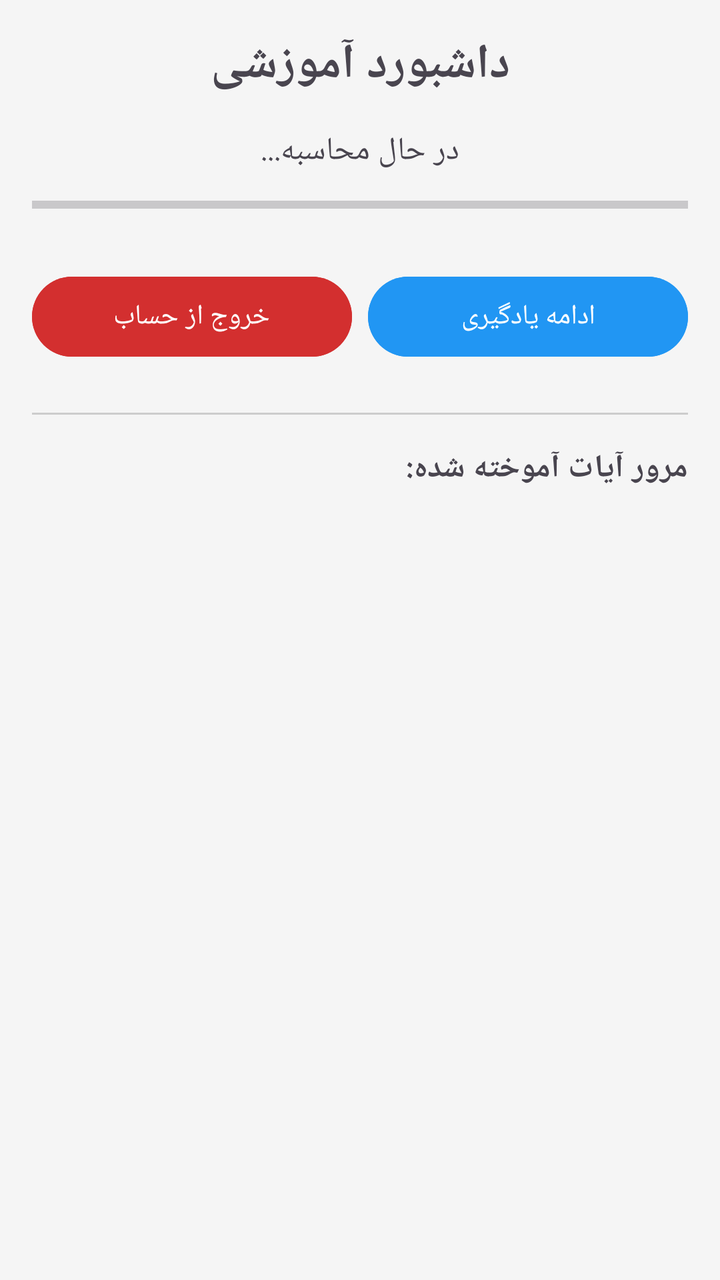
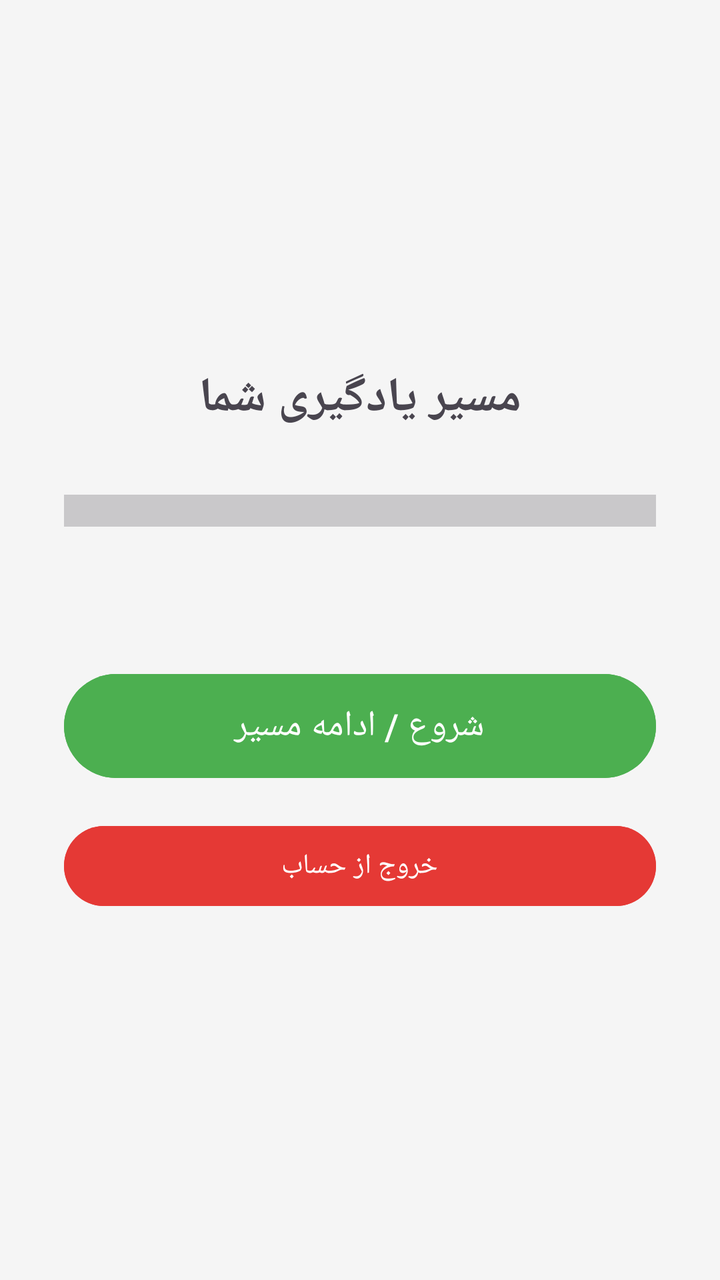

The first picture is an Android layout as it rendered before a commit; the second is the same layout after the commit. The layout source and the unified diff follow.
<!-- AndroidManifest.xml: application theme Theme.Material3.DayNight.NoActionBar -->
<!-- res/layout/activity_dashboard.xml -->
<?xml version="1.0" encoding="utf-8"?>
<LinearLayout xmlns:android="http://schemas.android.com/apk/res/android"
    android:layout_width="match_parent"
    android:layout_height="match_parent"
    android:orientation="vertical"
    android:padding="16dp"
    android:layoutDirection="rtl"
    android:background="#F5F5F5">

    <TextView
        android:layout_width="match_parent"
        android:layout_height="wrap_content"
        android:text="داشبورد آموزشی"
        android:textSize="24sp"
        android:textStyle="bold"
        android:gravity="center"
        android:layout_marginBottom="16dp"/>

    <TextView
        android:id="@+id/tvProgressText"
        android:layout_width="match_parent"
        android:layout_height="wrap_content"
        android:gravity="center"
        android:text="در حال محاسبه..."
        android:textSize="16sp"
        android:layout_marginBottom="8dp"/>

    <ProgressBar
        android:id="@+id/progressBar"
        style="?android:attr/progressBarStyleHorizontal"
        android:layout_width="match_parent"
        android:layout_height="wrap_content"
        android:progressTint="#4CAF50"
        android:layout_marginBottom="24dp"/>

    <LinearLayout
        android:layout_width="match_parent"
        android:layout_height="wrap_content"
        android:orientation="horizontal"
        android:layout_marginBottom="24dp">

        <Button
            android:id="@+id/btnStart"
            android:layout_width="0dp"
            android:layout_weight="1"
            android:layout_height="wrap_content"
            android:text="ادامه یادگیری"
            android:backgroundTint="#2196F3"
            android:layout_marginEnd="8dp"/>

        <Button
            android:id="@+id/btnLogout"
            android:layout_width="0dp"
            android:layout_weight="1"
            android:layout_height="wrap_content"
            android:text="خروج از حساب"
            android:backgroundTint="#D32F2F"/>
    </LinearLayout>

    <View
        android:layout_width="match_parent"
        android:layout_height="1dp"
        android:background="#CCCCCC"
        android:layout_marginBottom="16dp"/>

    <TextView
        android:layout_width="match_parent"
        android:layout_height="wrap_content"
        android:text="مرور آیات آموخته شده:"
        android:textSize="16sp"
        android:textStyle="bold"
        android:layout_marginBottom="12dp"/>

    
    <androidx.recyclerview.widget.RecyclerView
        android:id="@+id/rvPassedVerses"
        android:layout_width="match_parent"
        android:layout_height="match_parent"
        android:scrollbars="vertical" />

</LinearLayout>
<!-- resources referenced by this layout -->
<resources>

</resources>

<!-- the commit's change to res/layout/activity_dashboard.xml (unified diff, before → after) -->
@@ -3,79 +3,50 @@
     android:layout_width="match_parent"
     android:layout_height="match_parent"
     android:orientation="vertical"
-    android:padding="16dp"
-    android:layoutDirection="rtl"
-    android:background="#F5F5F5">
+    android:padding="32dp"
+    android:background="#F5F5F5"
+    android:gravity="center">
 
     <TextView
-        android:layout_width="match_parent"
+        android:layout_width="wrap_content"
         android:layout_height="wrap_content"
-        android:text="داشبورد آموزشی"
+        android:text="مسیر یادگیری شما"
         android:textSize="24sp"
         android:textStyle="bold"
-        android:gravity="center"
-        android:layout_marginBottom="16dp"/>
-
-    <TextView
-        android:id="@+id/tvProgressText"
-        android:layout_width="match_parent"
-        android:layout_height="wrap_content"
-        android:gravity="center"
-        android:text="در حال محاسبه..."
-        android:textSize="16sp"
-        android:layout_marginBottom="8dp"/>
+        android:layout_marginBottom="32dp" />
 
     <ProgressBar
         android:id="@+id/progressBar"
         style="?android:attr/progressBarStyleHorizontal"
         android:layout_width="match_parent"
         android:layout_height="wrap_content"
-        android:progressTint="#4CAF50"
-        android:layout_marginBottom="24dp"/>
+        android:layout_marginBottom="16dp"
+        android:scaleY="4" />
 
-    <LinearLayout
+    <TextView
+        android:id="@+id/tvProgressText"
+        android:layout_width="wrap_content"
+        android:layout_height="wrap_content"
+        android:textSize="16sp"
+        android:layout_marginBottom="32dp" />
+
+    <Button
+        android:id="@+id/btnStart"
+        android:layout_width="match_parent"
+        android:layout_height="60dp"
+        android:text="شروع / ادامه مسیر"
+        android:textSize="18sp"
+        android:backgroundTint="#4CAF50"
+        android:textColor="#FFFFFF" />
+
+    
+    <Button
+        android:id="@+id/btnLogout"
         android:layout_width="match_parent"
         android:layout_height="wrap_content"
-        android:orientation="horizontal"
-        android:layout_marginBottom="24dp">
-
-        <Button
-            android:id="@+id/btnStart"
-            android:layout_width="0dp"
-            android:layout_weight="1"
-            android:layout_height="wrap_content"
-            android:text="ادامه یادگیری"
-            android:backgroundTint="#2196F3"
-            android:layout_marginEnd="8dp"/>
-
-        <Button
-            android:id="@+id/btnLogout"
-            android:layout_width="0dp"
-            android:layout_weight="1"
-            android:layout_height="wrap_content"
-            android:text="خروج از حساب"
-            android:backgroundTint="#D32F2F"/>
-    </LinearLayout>
-
-    <View
-        android:layout_width="match_parent"
-        android:layout_height="1dp"
-        android:background="#CCCCCC"
-        android:layout_marginBottom="16dp"/>
-
-    <TextView
-        android:layout_width="match_parent"
-        android:layout_height="wrap_content"
-        android:text="مرور آیات آموخته شده:"
-        android:textSize="16sp"
-        android:textStyle="bold"
-        android:layout_marginBottom="12dp"/>
-
-    
-    <androidx.recyclerview.widget.RecyclerView
-        android:id="@+id/rvPassedVerses"
-        android:layout_width="match_parent"
-        android:layout_height="match_parent"
-        android:scrollbars="vertical" />
+        android:layout_marginTop="16dp"
+        android:text="خروج از حساب"
+        android:backgroundTint="#E53935"
+        android:textColor="#FFFFFF" />
 
 </LinearLayout>
